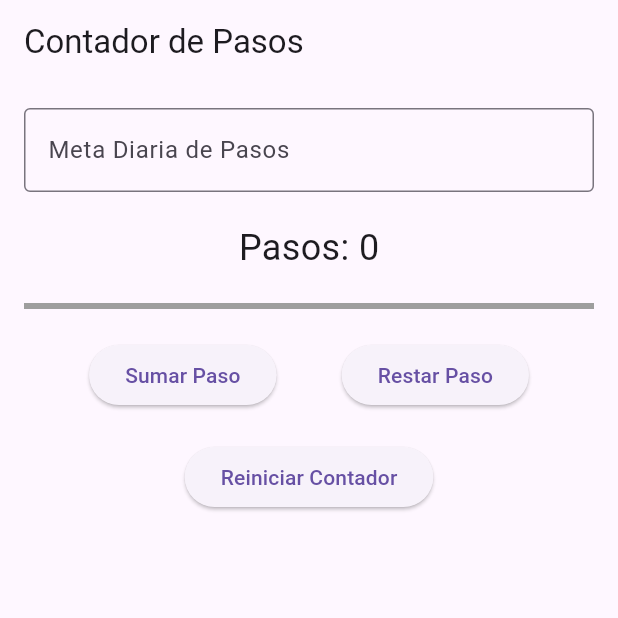
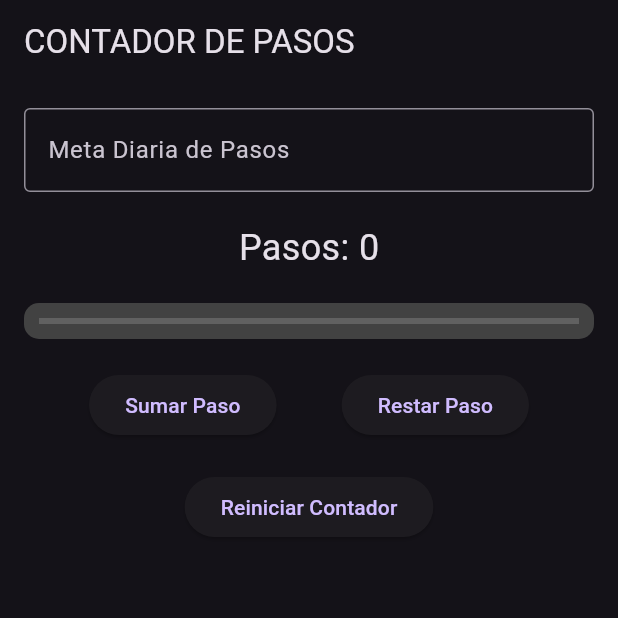
Before and after one commit to gabri117/seguimiento_metas_pasos, a Flutter app: the screen it shows after launch, on a phone screen of 412 x 824 dp, the top half of it. Run offline on Flutter 3.47's test engine with Material 3 defaults, Android fonts, the phone set to English and light mode, and no system bars.

Commit message:
Mejoras en el diseño de interfaz (modo oscuro).

```diff
--- a/lib/main.dart
+++ b/lib/main.dart
@@ -5,33 +5,36 @@ void main() {
 }
 
 class MyApp extends StatelessWidget {
+  const MyApp({super.key});
+
   @override
   Widget build(BuildContext context) {
     return MaterialApp(
       title: 'Contador de Pasos',
-      theme: ThemeData(
-        primarySwatch: Colors.blue,
-      ),
+      theme: ThemeData.dark(), // Modo oscuro
       home: HomeScreen(),
     );
   }
 }
 
 class HomeScreen extends StatefulWidget {
+  const HomeScreen({super.key});
+
   @override
+  // ignore: library_private_types_in_public_api
   _HomeScreenState createState() => _HomeScreenState();
 }
 
 class _HomeScreenState extends State<HomeScreen> {
   int _pasos = 0;
   int _metaDiaria = 0;
-  TextEditingController _metaController = TextEditingController();
+  final TextEditingController _metaController = TextEditingController();
 
   @override
   Widget build(BuildContext context) {
     return Scaffold(
       appBar: AppBar(
-        title: Text('Contador de Pasos'),
+        title: Text('CONTADOR DE PASOS'),
       ),
       body: Padding(
         padding: const EdgeInsets.all(16.0),
@@ -42,12 +45,20 @@ class _HomeScreenState extends State<HomeScreen> {
               decoration: InputDecoration(
                 labelText: 'Meta Diaria de Pasos',
                 border: OutlineInputBorder(),
+                errorText: _metaDiaria < 0 ? 'La meta no puede ser negativa' : null,
               ),
               keyboardType: TextInputType.number,
               onSubmitted: (value) {
-                setState(() {
-                  _metaDiaria = int.tryParse(value) ?? 0;
-                });
+                final meta = int.tryParse(value) ?? 0;
+                if (meta >= 0) {
+                  setState(() {
+                    _metaDiaria = meta;
+                  });
+                } else {
+                  setState(() {
+                    _metaDiaria = 0; // Evitar valores negativos
+                  });
+                }
               },
             ),
             SizedBox(height: 20),
@@ -56,11 +67,18 @@ class _HomeScreenState extends State<HomeScreen> {
               style: TextStyle(fontSize: 24),
             ),
             SizedBox(height: 20),
-            LinearProgressIndicator(
-              value: _metaDiaria > 0 ? _pasos / _metaDiaria : 0,
-              backgroundColor: Colors.grey,
-              valueColor: AlwaysStoppedAnimation<Color>(
-                _pasos >= _metaDiaria ? Colors.green : Colors.blue,
+            Container(
+              padding: EdgeInsets.all(10),
+              decoration: BoxDecoration(
+                color: Colors.grey[800], // Fondo más oscuro
+                borderRadius: BorderRadius.circular(10),
+              ),
+              child: LinearProgressIndicator(
+                value: _metaDiaria > 0 ? _pasos / _metaDiaria : 0,
+                backgroundColor: Colors.grey[700],
+                valueColor: AlwaysStoppedAnimation<Color>(
+                  _pasos >= _metaDiaria ? Colors.green : Colors.blue,
+                ),
               ),
             ),
             SizedBox(height: 20),
```
Also changed, not shown: 1 other file.
